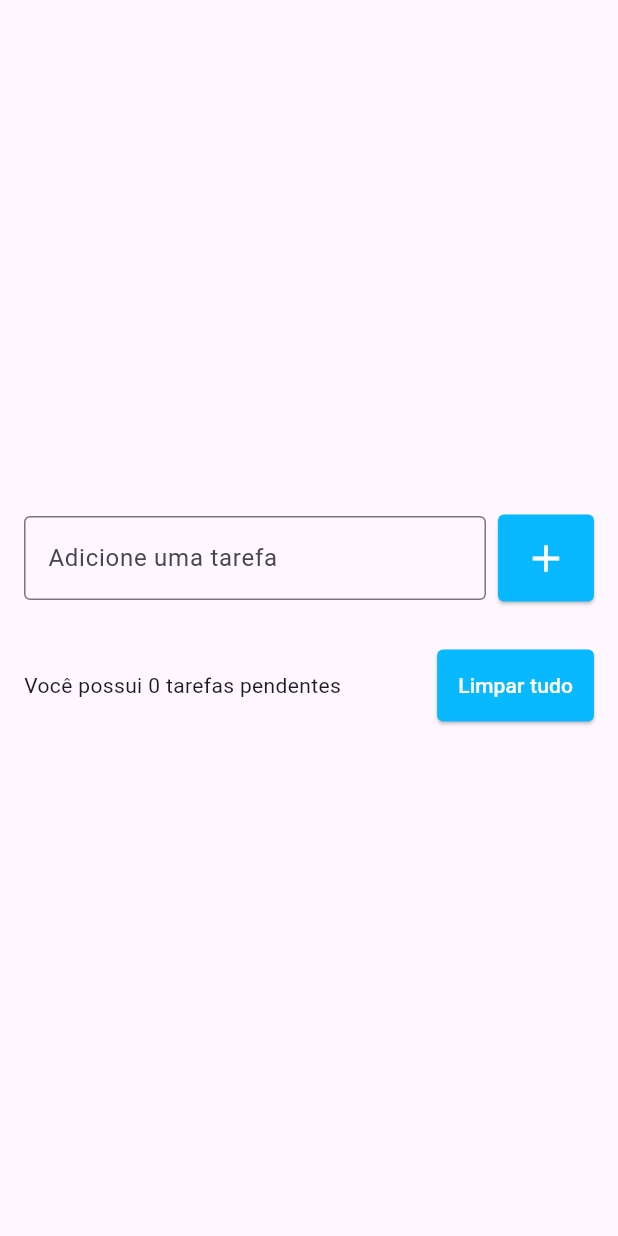
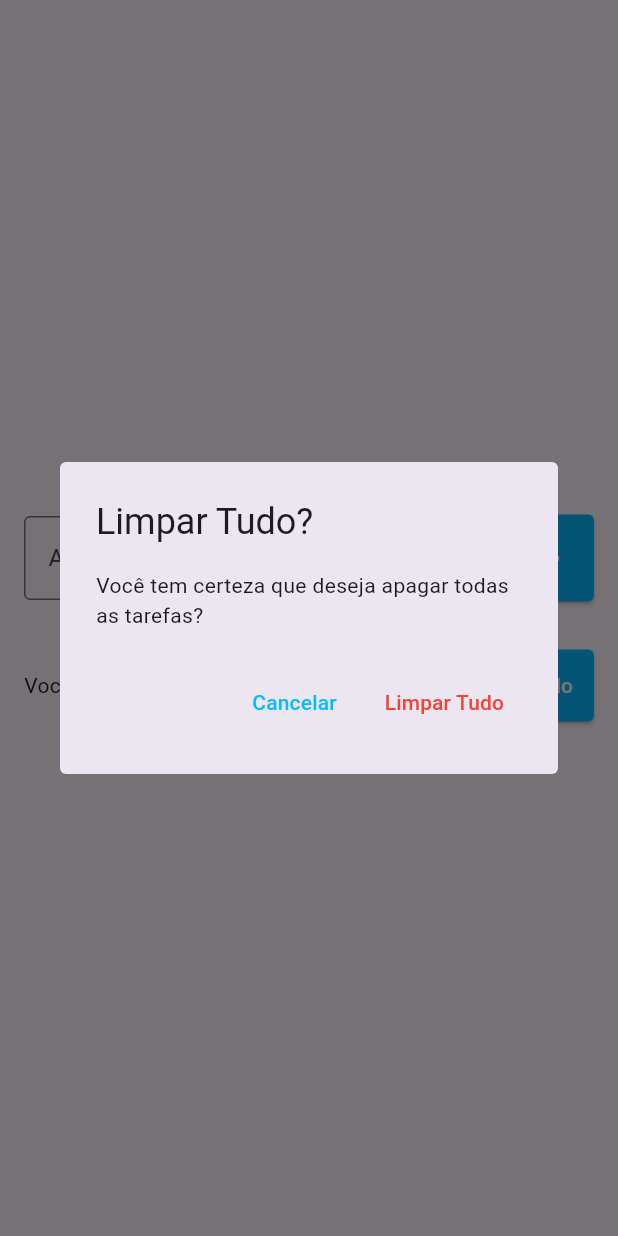
Before and after one commit to JAOGobi/todo-list-flutter, a Flutter app: the screen it shows after launch, after a tap on "Limpar tudo", on a phone screen of 412 x 824 dp. Run offline on Flutter 3.47's test engine with Material 3 defaults, Android fonts, the phone set to English and light mode, and no system bars; our stand-ins replace flutter_slidable.

Commit message:
feat: função para deletar, recuperar e limpar tarefas

```diff
--- a/lib/pages/todo_list_page.dart
+++ b/lib/pages/todo_list_page.dart
@@ -13,6 +13,8 @@ class _TodoListPageState extends State<TodoListPage> {
   final TextEditingController todoController = TextEditingController();
 
   List<Todo> todos = [];
+  Todo? deletedTodo;
+  int? deletedTodoPos;
 
   @override
   Widget build(BuildContext context) {
@@ -68,7 +70,11 @@ class _TodoListPageState extends State<TodoListPage> {
                   child: ListView(
                     shrinkWrap: true,
                     children: [
-                      for (Todo todo in todos) TodoListItem(todo: todo),
+                      for (Todo todo in todos)
+                        TodoListItem(
+                          todo: todo,
+                          onDelete: onDelete,
+                        ),
                     ],
                   ),
                 ),
@@ -77,21 +83,20 @@ class _TodoListPageState extends State<TodoListPage> {
                   children: [
                     Expanded(
                       child: Text(
-                        'Você possui 0 tarefas pendentes',
+                        'Você possui ${todos.length} tarefas pendentes',
                       ),
                     ),
                     ElevatedButton(
-                      onPressed: () {},
-                      child: Text('Limpar tudo'),
+                      onPressed: showDeleteTodosConfirmationDialog,
                       style: ElevatedButton.styleFrom(
                         backgroundColor: Color.fromARGB(255, 8, 185, 255),
                         foregroundColor: Colors.white,
                         padding: EdgeInsets.all(14),
                         shape: RoundedRectangleBorder(
-                          borderRadius: BorderRadius.circular(
-                              4), // Defina o valor de acordo com sua necessidade
+                          borderRadius: BorderRadius.circular(4),
                         ),
                       ),
+                      child: Text('Limpar tudo'),
                     )
                   ],
                 )
@@ -102,4 +107,71 @@ class _TodoListPageState extends State<TodoListPage> {
       ),
     );
   }
+
+  void onDelete(Todo todo) {
+    deletedTodo = todo;
+    deletedTodoPos = todos.indexOf(todo);
+
+    setState(() {
+      todos.remove(todo);
+    });
+
+    ScaffoldMessenger.of(context).clearSnackBars();
+    ScaffoldMessenger.of(context).showSnackBar(
+      SnackBar(
+        content: Text(
+          'tarefa ${todo.title} foi removida com sucesso!',
+          style: TextStyle(color: Colors.black),
+        ),
+        backgroundColor: Colors.white,
+        action: SnackBarAction(
+          label: 'Desfazer',
+          textColor: const Color.fromARGB(255, 8, 185, 255),
+          onPressed: () {
+            setState(() {
+              todos.insert(deletedTodoPos!, deletedTodo!);
+            });
+          },
+        ),
+        duration: const Duration(seconds: 5),
+      ),
+    );
+  }
+
+  void showDeleteTodosConfirmationDialog() {
+    showDialog(
+      context: context,
+      builder: (context) => AlertDialog(
+        title: Text('Limpar Tudo?'),
+        content: Text('Você tem certeza que deseja apagar todas as tarefas?'),
+        actions: [
+          TextButton(
+            onPressed: () {
+              Navigator.of(context).pop();
+            },
+            style: TextButton.styleFrom(
+                foregroundColor: Color.fromARGB(255, 8, 185, 255)),
+            child: Text('Cancelar'),
+          ),
+          TextButton(
+            onPressed: () {
+              Navigator.of(context).pop();
+              deleteAllTodos();
+            },
+            style: TextButton.styleFrom(foregroundColor: Colors.red),
+            child: Text('Limpar Tudo'),
+          ),
+        ],
+        shape: RoundedRectangleBorder(
+          borderRadius: BorderRadius.circular(4),
+        ),
+      ),
+    );
+  }
+
+  void deleteAllTodos() {
+    setState(() {
+      todos.clear();
+    });
+  }
 }
```
Also changed, not shown: lib/widgets/todo_list_item.dart (+9 -2 lines).
